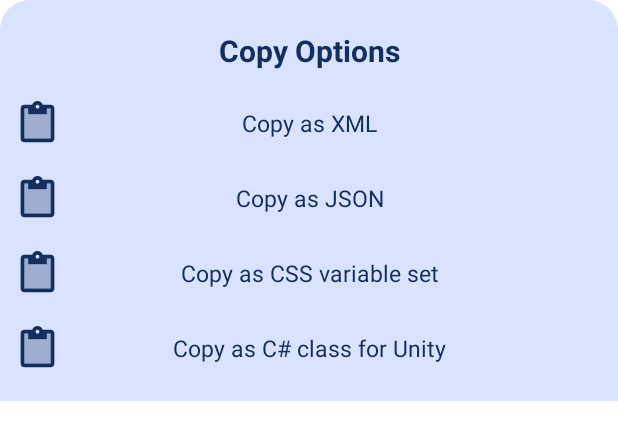
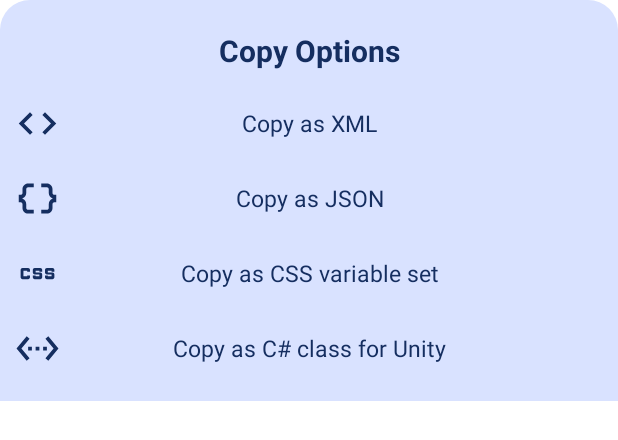
Before and after one commit to Smooth-E/monet-color-previewer, an Android app: the layout dialog_variants_list.xml on its own in the app's theme, with its tools: preview values and no code run, on a phone screen of 412 x 824 dp. Shown: the top 440 px of the screen. Run offline under Robolectric (Android 15) with nearby library versions, the phone set to English and light mode, and no system bars.

Commit message:
Fixed colors retrievement and added icons to copy options

```diff
--- /dev/null
+++ b/app/src/main/res/drawable/code_white_24dp.xml
@@ -0,0 +1,9 @@
+<vector xmlns:android="http://schemas.android.com/apk/res/android" xmlns:aapt="http://schemas.android.com/aapt"
+    android:viewportWidth="24"
+    android:viewportHeight="24"
+    android:width="24dp"
+    android:height="24dp">
+    <path
+        android:pathData="M9.4 16.6L4.8 12l4.6 -4.6L8 6l-6 6 6 6 1.4 -1.4zm5.2 0l4.6 -4.6 -4.6 -4.6L16 6l6 6 -6 6 -1.4 -1.4z"
+        android:fillColor="#FFFFFF" />
+</vector>
--- /dev/null
+++ b/app/src/main/res/drawable/css_white_24dp.xml
@@ -0,0 +1,9 @@
+<vector xmlns:android="http://schemas.android.com/apk/res/android" xmlns:aapt="http://schemas.android.com/aapt"
+    android:viewportWidth="24"
+    android:viewportHeight="24"
+    android:width="24dp"
+    android:height="24dp">
+    <path
+        android:pathData="M9.5 14v-1H11v0.5h2v-1h-2.5c-0.55 0 -1 -0.45 -1 -1V10c0 -0.55 0.45 -1 1 -1h3c0.55 0 1 0.45 1 1v1H13v-0.5h-2v1h2.5c0.55 0 1 0.45 1 1V14c0 0.55 -0.45 1 -1 1h-3C9.95 15 9.5 14.55 9.5 14zM17 15h3c0.55 0 1 -0.45 1 -1v-1.5c0 -0.55 -0.45 -1 -1 -1h-2.5v-1h2V11H21v-1c0 -0.55 -0.45 -1 -1 -1h-3c-0.55 0 -1 0.45 -1 1v1.5c0 0.55 0.45 1 1 1h2.5v1h-2V13H16v1C16 14.55 16.45 15 17 15zM8 10c0 -0.55 -0.45 -1 -1 -1H4c-0.55 0 -1 0.45 -1 1v4c0 0.55 0.45 1 1 1h3c0.55 0 1 -0.45 1 -1v-1H6.5v0.5h-2v-3h2V11H8V10z"
+        android:fillColor="#FFFFFF" />
+</vector>
--- /dev/null
+++ b/app/src/main/res/drawable/data_object_white_24dp.xml
@@ -0,0 +1,12 @@
+<vector xmlns:android="http://schemas.android.com/apk/res/android" xmlns:aapt="http://schemas.android.com/aapt"
+    android:viewportWidth="24"
+    android:viewportHeight="24"
+    android:width="24dp"
+    android:height="24dp">
+    <path
+        android:pathData="M4 7v2c0 0.55 -0.45 1 -1 1H2v4h1c0.55 0 1 0.45 1 1v2c0 1.65 1.35 3 3 3h3v-2H7c-0.55 0 -1 -0.45 -1 -1v-2c0 -1.3 -0.84 -2.42 -2 -2.83v-0.34C5.16 11.42 6 10.3 6 9V7c0 -0.55 0.45 -1 1 -1h3V4H7C5.35 4 4 5.35 4 7z"
+        android:fillColor="#FFFFFF" />
+    <path
+        android:pathData="M21 10c-0.55 0 -1 -0.45 -1 -1V7c0 -1.65 -1.35 -3 -3 -3h-3v2h3c0.55 0 1 0.45 1 1v2c0 1.3 0.84 2.42 2 2.83v0.34c-1.16 0.41 -2 1.52 -2 2.83v2c0 0.55 -0.45 1 -1 1h-3v2h3c1.65 0 3 -1.35 3 -3v-2c0 -0.55 0.45 -1 1 -1h1v-4H21z"
+        android:fillColor="#FFFFFF" />
+</vector>
--- /dev/null
+++ b/app/src/main/res/drawable/settings_ethernet_white_24dp.xml
@@ -0,0 +1,9 @@
+<vector xmlns:android="http://schemas.android.com/apk/res/android" xmlns:aapt="http://schemas.android.com/aapt"
+    android:viewportWidth="24"
+    android:viewportHeight="24"
+    android:width="24dp"
+    android:height="24dp">
+    <path
+        android:pathData="M7.77 6.76L6.23 5.48 0.82 12l5.41 6.52 1.54 -1.28L3.42 12l4.35 -5.24zM7 13h2v-2H7v2zm10 -2h-2v2h2v-2zm-6 2h2v-2h-2v2zm6.77 -7.52l-1.54 1.28L20.58 12l-4.35 5.24 1.54 1.28L23.18 12l-5.41 -6.52z"
+        android:fillColor="#FFFFFF" />
+</vector>
--- a/app/src/main/res/layout/dialog_variants_list.xml
+++ b/app/src/main/res/layout/dialog_variants_list.xml
@@ -27,7 +27,7 @@
         <com.smoothie.monetcolors.CopyEntryView
             android:layout_width="match_parent"
             android:layout_height="wrap_content"
-            app:entry_icon="@drawable/ic_twotone_content_paste_24"
+            app:entry_icon="@drawable/code_white_24dp"
             app:entry_name="@string/action_copy_xml"
             app:entry_file_start="@string/copy_xml_file_start"
             app:entry_entry_start="@string/copy_xml_entry_start"
@@ -39,7 +39,7 @@
         <com.smoothie.monetcolors.CopyEntryView
             android:layout_width="match_parent"
             android:layout_height="wrap_content"
-            app:entry_icon="@drawable/ic_twotone_content_paste_24"
+            app:entry_icon="@drawable/data_object_white_24dp"
             app:entry_name="@string/action_copy_json"
             android:id="@+id/copy_json"
             app:entry_file_start=  "@string/copy_json_file_start"
@@ -51,7 +51,7 @@
         <com.smoothie.monetcolors.CopyEntryView
             android:layout_width="match_parent"
             android:layout_height="wrap_content"
-            app:entry_icon="@drawable/ic_twotone_content_paste_24"
+            app:entry_icon="@drawable/css_white_24dp"
             app:entry_name="@string/action_copy_css"
             android:id="@+id/copy_css"
             app:entry_file_start=  "@string/copy_css_file_start"
@@ -63,7 +63,7 @@
         <com.smoothie.monetcolors.CopyEntryView
             android:layout_width="match_parent"
             android:layout_height="wrap_content"
-            app:entry_icon="@drawable/ic_twotone_content_paste_24"
+            app:entry_icon="@drawable/settings_ethernet_white_24dp"
             app:entry_name="@string/action_copy_csharp"
             android:id="@+id/copy_csharp"
             app:entry_file_start=  "@string/copy_csharp_file_start"
```
Also changed, not shown: app/src/main/java/com/smoothie/monetcolors/CopyEntryView.java (+7 -6 lines), app/src/main/java/com/smoothie/monetcolors/MainActivity.java (+12 -12 lines), app/src/main/res/drawable/data_array_white_24dp.xml (added, +12 -0 lines), app/src/main/res/layout/activity_main.xml (+27 -27 lines), app/src/main/res/values/dimensions.xml (renamed from app/src/main/res/values/dimansions.xml).
